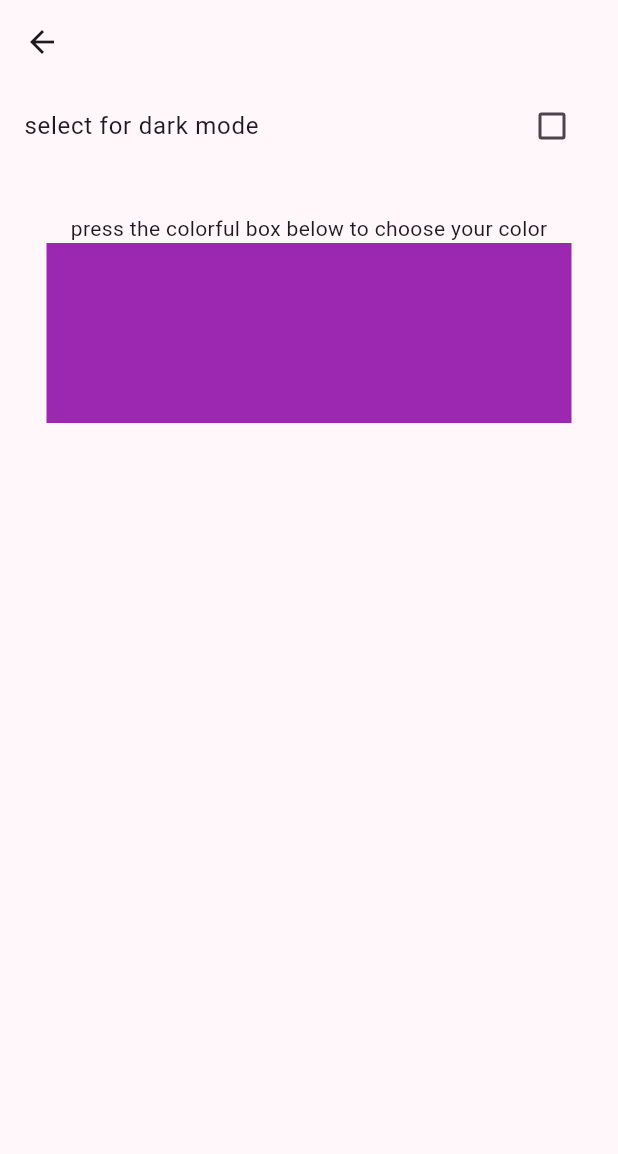
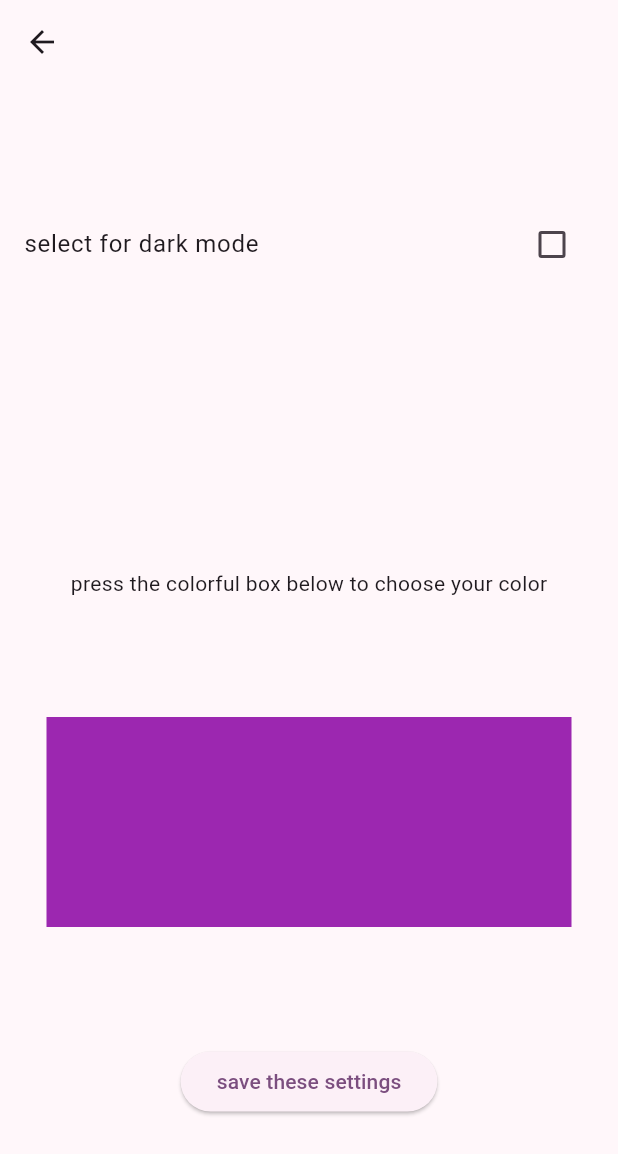
Before and after one commit to zacuel/vertex_virtual, a Flutter app: the SetThemePage screen opened directly, on a phone screen of 412 x 824 dp. Shown: the top 1154 px of the screen. Run offline on Flutter 3.47's test engine with Material 3 defaults, Android fonts, the phone set to English and light mode, and no system bars; our stand-ins replace cloud_firestore, firebase_auth, firebase_core, flutter_colorpicker, flutter_riverpod, fpdart and 1 more; accounts and stored records are empty; generated files the repository leaves out were written again; network calls fail.

Commit message:
user shared prefs for theme

```diff
--- a/lib/model/article.dart
+++ b/lib/model/article.dart
@@ -1,3 +1,5 @@
+//TODO attach userId to article in case of Nazis
+
 class Article {
   final String articleId;
   final String title;
--- a/lib/ui/comment_widgets/comments_widget.dart
+++ b/lib/ui/comment_widgets/comments_widget.dart
@@ -19,7 +19,7 @@ class CommentsWidget extends ConsumerWidget {
                   .map((e) => Padding(
                         padding: const EdgeInsets.all(2.0),
                         child: Container(
-                          padding: const EdgeInsets.all(8),
+                          padding: const EdgeInsets.all(10),
                           decoration: BoxDecoration(border: Border.all()),
                           child: Builder(builder: (context) {
                             final comment = e.commentText;
--- a/lib/ui/set_theme_page.dart
+++ b/lib/ui/set_theme_page.dart
@@ -1,6 +1,7 @@
 import 'package:flutter/material.dart';
 import 'package:flutter_riverpod/flutter_riverpod.dart';
 import 'package:flutter_colorpicker/flutter_colorpicker.dart';
+import 'package:shared_preferences/shared_preferences.dart';
 import '../features/theme/color_theme_provider.dart';
 
 class SetThemePage extends ConsumerStatefulWidget {
@@ -14,6 +15,16 @@ class _SetThemePageState extends ConsumerState<SetThemePage> {
   bool _darkMode = false;
   Color pickerColor = Colors.purple;
   Color currentColor = Colors.purple;
+
+  @override
+  void initState() {
+    super.initState();
+    final setColor = ref.read(favoriteColorProvider);
+    pickerColor = setColor;
+    currentColor = setColor;
+    final brightValue = ref.read(colorThemeProvider).brightness;
+    _darkMode = brightValue == Brightness.dark ? true : false;
+  }
 
   void _changeColor(Color color) {
     setState(() => pickerColor = color);
@@ -51,7 +62,9 @@ class _SetThemePageState extends ConsumerState<SetThemePage> {
   Widget build(BuildContext context) {
     return Scaffold(
       appBar: AppBar(),
-      body: Column(children: [
+      body: Column(
+        mainAxisAlignment: MainAxisAlignment.spaceEvenly,
+        children: [
           CheckboxListTile(
               title: const Text('select for dark mode'),
               value: _darkMode,
@@ -71,12 +84,20 @@ class _SetThemePageState extends ConsumerState<SetThemePage> {
             child: ColoredBox(
               color: currentColor,
               child: const SizedBox(
-              height: 120,
+                height: 140,
                 width: 350,
               ),
             ),
           ),
-      ]),
+          ElevatedButton(onPressed: _saveSettings, child: const Text('save these settings'))
+        ],
+      ),
     );
   }
+
+  _saveSettings() async {
+    final prefs = await SharedPreferences.getInstance();
+    prefs.setBool("darkMode", _darkMode);
+    prefs.setInt("color", currentColor.value);
   }
+}
```
Also changed, not shown: lib/main.dart (+17 -0 lines). Lines whose indentation alone changed are shown as unchanged.
